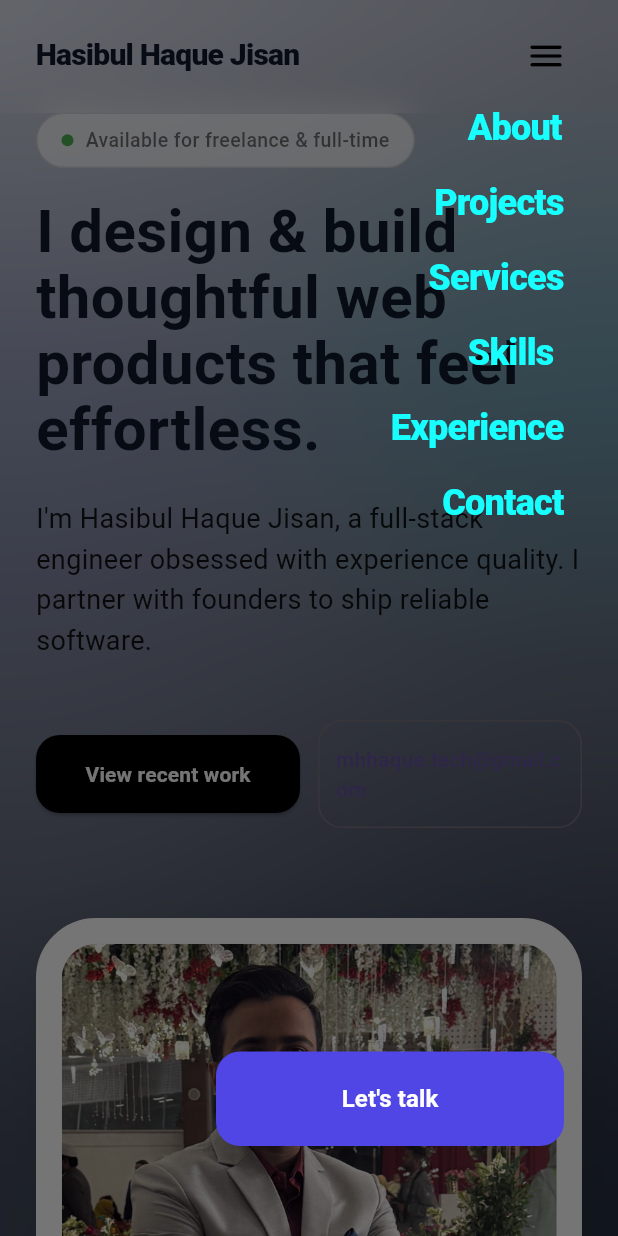
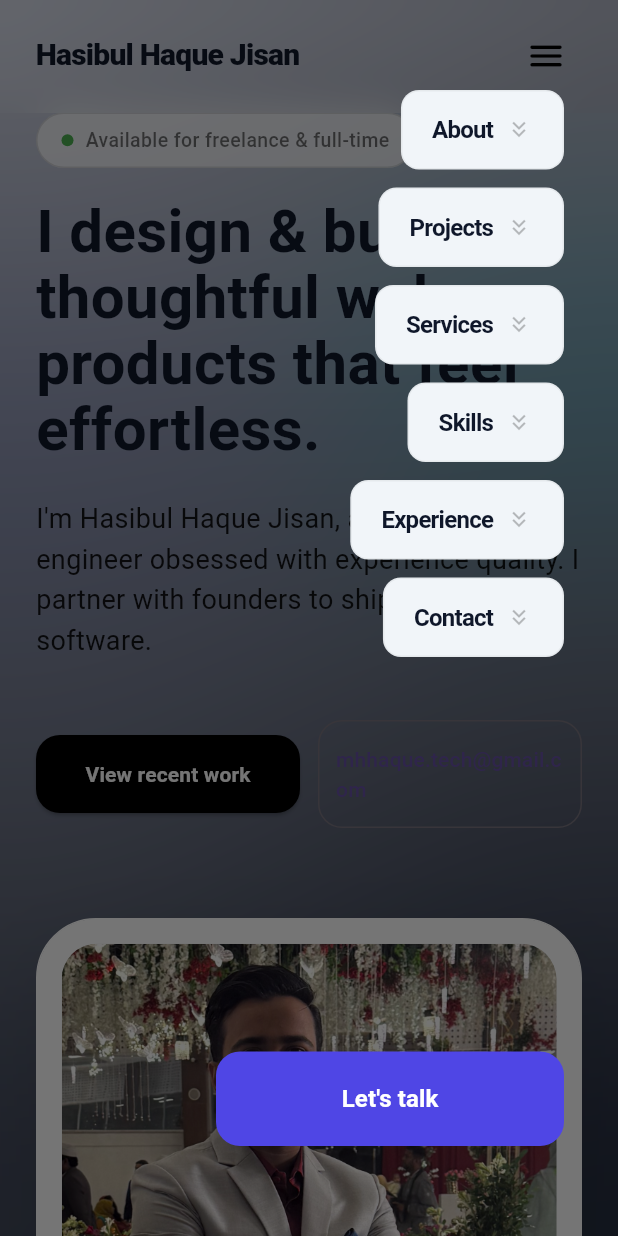
Before and after one commit to MHHJisan/self_portfolio_app, a Flutter app: the screen it shows after launch, with the side drawer open, on a phone screen of 412 x 824 dp. Run offline on Flutter 3.47's test engine with Material 3 defaults, Android fonts, the phone set to English and light mode, and no system bars; our stand-ins replace font_awesome_flutter, open_filex.

```diff
--- a/lib/main.dart
+++ b/lib/main.dart
@@ -176,21 +176,43 @@ class _HomeScreenState extends State<HomeScreen> {
   }
 
   Widget _drawerLink(String title, bool isDark, VoidCallback onTap) {
-    return TextButton(
-      onPressed: onTap,
-      style: TextButton.styleFrom(
-        alignment: Alignment.centerLeft,
-        padding: const EdgeInsets.symmetric(vertical: 8),
-        foregroundColor: isDark ? Colors.white : Colors.cyanAccent,
-        backgroundColor: Colors.transparent,
-        overlayColor: Colors.transparent,
-      ),
-      child: Text(
-        title,
-        style: const TextStyle(
-          fontSize: 24,
-          fontWeight: FontWeight.w900,
-          letterSpacing: -0.5,
+    return Padding(
+      padding: const EdgeInsets.only(bottom: 12.0), // Space between boxes
+      child: InkWell(
+        onTap: onTap,
+        borderRadius: BorderRadius.circular(12),
+        child: Container(
+          padding: const EdgeInsets.symmetric(horizontal: 20, vertical: 14),
+          decoration: BoxDecoration(
+            // "Modern Shade" Logic
+            color: isDark
+                ? Colors.white.withOpacity(0.05) // Subtle glow for dark mode
+                : const Color(0xFFF1F5F9),       // Soft slate for light mode
+            borderRadius: BorderRadius.circular(12),
+            border: Border.all(
+              color: isDark ? Colors.white.withOpacity(0.05) : Colors.black.withOpacity(0.05),
+            ),
+          ),
+          child: Row(
+            mainAxisSize: MainAxisSize.min, // Box only as wide as text + padding
+            children: [
+              Text(
+                title,
+                style: TextStyle(
+                  fontSize: 16,
+                  fontWeight: FontWeight.bold,
+                  letterSpacing: -0.5,
+                  color: isDark ? Colors.white.withOpacity(0.9) : const Color(0xFF0F172A),
+                ),
+              ),
+              const SizedBox(width: 8),
+              Icon(
+                  Icons.keyboard_double_arrow_down,
+                  size: 18,
+                  color: isDark ? Colors.white38 : Colors.black26
+              ),
+            ],
+          ),
         ),
       ),
     );
```
